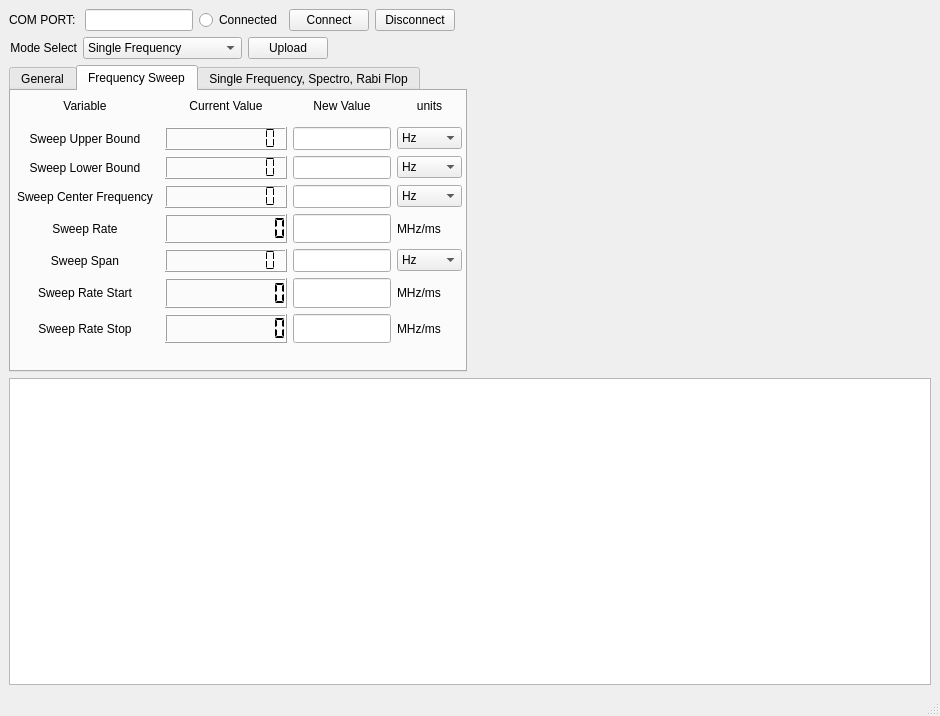
Old version of the form MasterProgram/1762PythonControl/ArduinoPythonTest.ui in the repository ionquantumnetworks/AD9910-Programs.
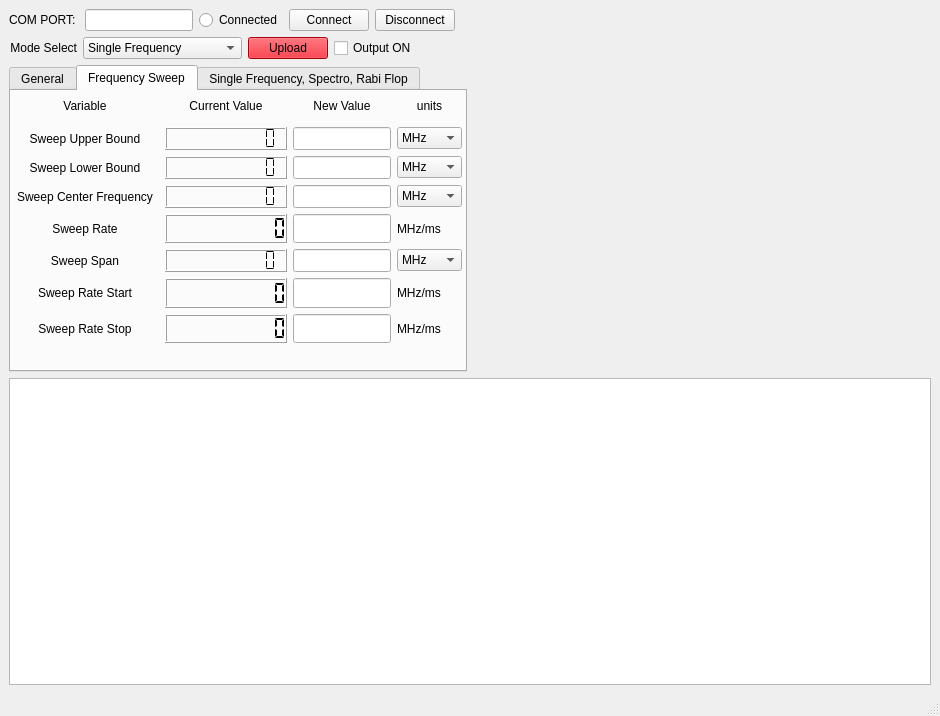
New version of the form. The open tabs and pages were chosen to show the change.

Commit message: added checkbox for output and linked to upload output state to arduino. Made display default in units of MHz and update depending on what the unit selection box is after upload click. Still need to make it do an update if one changes a unit box

```diff
--- a/MasterProgram/1762PythonControl/ArduinoPythonTest.ui
+++ b/MasterProgram/1762PythonControl/ArduinoPythonTest.ui
@@ -138,9 +138,443 @@
       </item>
       <item>
        <widget class="QPushButton" name="UploadButton">
+        <property name="palette">
+         <palette>
+          <active>
+           <colorrole role="WindowText">
+            <brush brushstyle="SolidPattern">
+             <color alpha="255">
+              <red>0</red>
+              <green>0</green>
+              <blue>0</blue>
+             </color>
+            </brush>
+           </colorrole>
+           <colorrole role="Button">
+            <brush brushstyle="SolidPattern">
+             <color alpha="255">
+              <red>233</red>
+              <green>0</green>
+              <blue>12</blue>
+             </color>
+            </brush>
+           </colorrole>
+           <colorrole role="Light">
+            <brush brushstyle="SolidPattern">
+             <color alpha="255">
+              <red>255</red>
+              <green>94</green>
+              <blue>103</blue>
+             </color>
+            </brush>
+           </colorrole>
+           <colorrole role="Midlight">
+            <brush brushstyle="SolidPattern">
+             <color alpha="255">
+              <red>244</red>
+              <green>47</green>
+              <blue>57</blue>
+             </color>
+            </brush>
+           </colorrole>
+           <colorrole role="Dark">
+            <brush brushstyle="SolidPattern">
+             <color alpha="255">
+              <red>116</red>
+              <green>0</green>
+              <blue>6</blue>
+             </color>
+            </brush>
+           </colorrole>
+           <colorrole role="Mid">
+            <brush brushstyle="SolidPattern">
+             <color alpha="255">
+              <red>155</red>
+              <green>0</green>
+              <blue>8</blue>
+             </color>
+            </brush>
+           </colorrole>
+           <colorrole role="Text">
+            <brush brushstyle="SolidPattern">
+             <color alpha="255">
+              <red>0</red>
+              <green>0</green>
+              <blue>0</blue>
+             </color>
+            </brush>
+           </colorrole>
+           <colorrole role="BrightText">
+            <brush brushstyle="SolidPattern">
+             <color alpha="255">
+              <red>255</red>
+              <green>255</green>
+              <blue>255</blue>
+             </color>
+            </brush>
+           </colorrole>
+           <colorrole role="ButtonText">
+            <brush brushstyle="SolidPattern">
+             <color alpha="255">
+              <red>0</red>
+              <green>0</green>
+              <blue>0</blue>
+             </color>
+            </brush>
+           </colorrole>
+           <colorrole role="Base">
+            <brush brushstyle="SolidPattern">
+             <color alpha="255">
+              <red>255</red>
+              <green>255</green>
+              <blue>255</blue>
+             </color>
+            </brush>
+           </colorrole>
+           <colorrole role="Window">
+            <brush brushstyle="SolidPattern">
+             <color alpha="255">
+              <red>233</red>
+              <green>0</green>
+              <blue>12</blue>
+             </color>
+            </brush>
+           </colorrole>
+           <colorrole role="Shadow">
+            <brush brushstyle="SolidPattern">
+             <color alpha="255">
+              <red>0</red>
+              <green>0</green>
+              <blue>0</blue>
+             </color>
+            </brush>
+           </colorrole>
+           <colorrole role="AlternateBase">
+            <brush brushstyle="SolidPattern">
+             <color alpha="255">
+              <red>244</red>
+              <green>127</green>
+              <blue>133</blue>
+             </color>
+            </brush>
+           </colorrole>
+           <colorrole role="ToolTipBase">
+            <brush brushstyle="SolidPattern">
+             <color alpha="255">
+              <red>255</red>
+              <green>255</green>
+              <blue>220</blue>
+             </color>
+            </brush>
+           </colorrole>
+           <colorrole role="ToolTipText">
+            <brush brushstyle="SolidPattern">
+             <color alpha="255">
+              <red>0</red>
+              <green>0</green>
+              <blue>0</blue>
+             </color>
+            </brush>
+           </colorrole>
+          </active>
+          <inactive>
+           <colorrole role="WindowText">
+            <brush brushstyle="SolidPattern">
+             <color alpha="255">
+              <red>0</red>
+              <green>0</green>
+              <blue>0</blue>
+             </color>
+            </brush>
+           </colorrole>
+           <colorrole role="Button">
+            <brush brushstyle="SolidPattern">
+             <color alpha="255">
+              <red>233</red>
+              <green>0</green>
+              <blue>12</blue>
+             </color>
+            </brush>
+           </colorrole>
+           <colorrole role="Light">
+            <brush brushstyle="SolidPattern">
+             <color alpha="255">
+              <red>255</red>
+              <green>94</green>
+              <blue>103</blue>
+             </color>
+            </brush>
+           </colorrole>
+           <colorrole role="Midlight">
+            <brush brushstyle="SolidPattern">
+             <color alpha="255">
+              <red>244</red>
+              <green>47</green>
+              <blue>57</blue>
+             </color>
+            </brush>
+           </colorrole>
+           <colorrole role="Dark">
+            <brush brushstyle="SolidPattern">
+             <color alpha="255">
+              <red>116</red>
+              <green>0</green>
+              <blue>6</blue>
+             </color>
+            </brush>
+           </colorrole>
+           <colorrole role="Mid">
+            <brush brushstyle="SolidPattern">
+             <color alpha="255">
+              <red>155</red>
+              <green>0</green>
+              <blue>8</blue>
+             </color>
+            </brush>
+           </colorrole>
+           <colorrole role="Text">
+            <brush brushstyle="SolidPattern">
+             <color alpha="255">
+              <red>0</red>
+              <green>0</green>
+              <blue>0</blue>
+             </color>
+            </brush>
+           </colorrole>
+           <colorrole role="BrightText">
+            <brush brushstyle="SolidPattern">
+             <color alpha="255">
+              <red>255</red>
+              <green>255</green>
+              <blue>255</blue>
+             </color>
+            </brush>
+           </colorrole>
+           <colorrole role="ButtonText">
+            <brush brushstyle="SolidPattern">
+             <color alpha="255">
+              <red>0</red>
+              <green>0</green>
+              <blue>0</blue>
+             </color>
+            </brush>
+           </colorrole>
+           <colorrole role="Base">
+            <brush brushstyle="SolidPattern">
+             <color alpha="255">
+              <red>255</red>
+              <green>255</green>
+              <blue>255</blue>
+             </color>
+            </brush>
+           </colorrole>
+           <colorrole role="Window">
+            <brush brushstyle="SolidPattern">
+             <color alpha="255">
+              <red>233</red>
+              <green>0</green>
+              <blue>12</blue>
+             </color>
+            </brush>
+           </colorrole>
+           <colorrole role="Shadow">
+            <brush brushstyle="SolidPattern">
+             <color alpha="255">
+              <red>0</red>
+              <green>0</green>
+              <blue>0</blue>
+             </color>
+            </brush>
+           </colorrole>
+           <colorrole role="AlternateBase">
+            <brush brushstyle="SolidPattern">
+             <color alpha="255">
+              <red>244</red>
+              <green>127</green>
+              <blue>133</blue>
+             </color>
+            </brush>
+           </colorrole>
+           <colorrole role="ToolTipBase">
+            <brush brushstyle="SolidPattern">
+             <color alpha="255">
+              <red>255</red>
+              <green>255</green>
+              <blue>220</blue>
+             </color>
+            </brush>
+           </colorrole>
+           <colorrole role="ToolTipText">
+            <brush brushstyle="SolidPattern">
+             <color alpha="255">
+              <red>0</red>
+              <green>0</green>
+              <blue>0</blue>
+             </color>
+            </brush>
+           </colorrole>
+          </inactive>
+          <disabled>
+           <colorrole role="WindowText">
+            <brush brushstyle="SolidPattern">
+             <color alpha="255">
+              <red>116</red>
+              <green>0</green>
+              <blue>6</blue>
+             </color>
+            </brush>
+           </colorrole>
+           <colorrole role="Button">
+            <brush brushstyle="SolidPattern">
+             <color alpha="255">
+              <red>233</red>
+              <green>0</green>
+              <blue>12</blue>
+             </color>
+            </brush>
+           </colorrole>
+           <colorrole role="Light">
+            <brush brushstyle="SolidPattern">
+             <color alpha="255">
+              <red>255</red>
+              <green>94</green>
+              <blue>103</blue>
+             </color>
+            </brush>
+           </colorrole>
+           <colorrole role="Midlight">
+            <brush brushstyle="SolidPattern">
+             <color alpha="255">
+              <red>244</red>
+              <green>47</green>
+              <blue>57</blue>
+             </color>
+            </brush>
+           </colorrole>
+           <colorrole role="Dark">
+            <brush brushstyle="SolidPattern">
+             <color alpha="255">
+              <red>116</red>
+              <green>0</green>
+              <blue>6</blue>
+             </color>
+            </brush>
+           </colorrole>
+           <colorrole role="Mid">
+            <brush brushstyle="SolidPattern">
+             <color alpha="255">
+              <red>155</red>
+              <green>0</green>
+              <blue>8</blue>
+             </color>
+            </brush>
+           </colorrole>
+           <colorrole role="Text">
+            <brush brushstyle="SolidPattern">
+             <color alpha="255">
+              <red>116</red>
+              <green>0</green>
+              <blue>6</blue>
+             </color>
+            </brush>
+           </colorrole>
+           <colorrole role="BrightText">
+            <brush brushstyle="SolidPattern">
+             <color alpha="255">
+              <red>255</red>
+              <green>255</green>
+              <blue>255</blue>
+             </color>
+            </brush>
+           </colorrole>
+           <colorrole role="ButtonText">
+            <brush brushstyle="SolidPattern">
+             <color alpha="255">
+              <red>116</red>
+              <green>0</green>
+              <blue>6</blue>
+             </color>
+            </brush>
+           </colorrole>
+           <colorrole role="Base">
+            <brush brushstyle="SolidPattern">
+             <color alpha="255">
+              <red>233</red>
+              <green>0</green>
+              <blue>12</blue>
+             </color>
+            </brush>
+           </colorrole>
+           <colorrole role="Window">
+            <brush brushstyle="SolidPattern">
+             <color alpha="255">
+              <red>233</red>
+              <green>0</green>
+              <blue>12</blue>
+             </color>
+            </brush>
+           </colorrole>
+           <colorrole role="Shadow">
+            <brush brushstyle="SolidPattern">
+             <color alpha="255">
+              <red>0</red>
+              <green>0</green>
+              <blue>0</blue>
+             </color>
+            </brush>
+           </colorrole>
+           <colorrole role="AlternateBase">
+            <brush brushstyle="SolidPattern">
+             <color alpha="255">
+              <red>233</red>
+              <green>0</green>
+              <blue>12</blue>
+             </color>
+            </brush>
+           </colorrole>
+           <colorrole role="ToolTipBase">
+            <brush brushstyle="SolidPattern">
+             <color alpha="255">
+              <red>255</red>
+              <green>255</green>
+              <blue>220</blue>
+             </color>
+            </brush>
+           </colorrole>
+           <colorrole role="ToolTipText">
+            <brush brushstyle="SolidPattern">
+             <color alpha="255">
+              <red>0</red>
+              <green>0</green>
+              <blue>0</blue>
+             </color>
+            </brush>
+           </colorrole>
+          </disabled>
+         </palette>
+        </property>
+        <property name="autoFillBackground">
+         <bool>false</bool>
+        </property>
         <property name="text">
          <string>Upload</string>
         </property>
+        <property name="autoDefault">
+         <bool>false</bool>
+        </property>
+        <property name="default">
+         <bool>false</bool>
+        </property>
+        <property name="flat">
+         <bool>false</bool>
+        </property>
+       </widget>
+      </item>
+      <item>
+       <widget class="QCheckBox" name="OutputONCheckbox">
+        <property name="text">
+         <string>Output ON</string>
+        </property>
        </widget>
       </item>
       <item>
@@ -840,16 +1274,6 @@
              <height>16777215</height>
             </size>
            </property>
-           <item>
-            <property name="text">
-             <string>Hz</string>
-            </property>
-           </item>
-           <item>
-            <property name="text">
-             <string>kHz</string>
-            </property>
-           </item>
            <item>
             <property name="text">
              <string>MHz</string>
@@ -871,16 +1295,6 @@
              <height>16777215</height>
             </size>
            </property>
-           <item>
-            <property name="text">
-             <string>Hz</string>
-            </property>
-           </item>
-           <item>
-            <property name="text">
-             <string>kHz</string>
-            </property>
-           </item>
            <item>
             <property name="text">
              <string>MHz</string>
@@ -902,16 +1316,6 @@
              <height>16777215</height>
             </size>
            </property>
-           <item>
-            <property name="text">
-             <string>Hz</string>
-            </property>
-           </item>
-           <item>
-            <property name="text">
-             <string>kHz</string>
-            </property>
-           </item>
            <item>
             <property name="text">
              <string>MHz</string>
@@ -933,16 +1337,6 @@
              <height>16777215</height>
             </size>
            </property>
-           <item>
-            <property name="text">
-             <string>Hz</string>
-            </property>
-           </item>
-           <item>
-            <property name="text">
-             <string>kHz</string>
-            </property>
-           </item>
            <item>
             <property name="text">
              <string>MHz</string>
```
Left out of the diff: 100 changed lines with no effect on the pictures. The commit also changes 2 other files.
